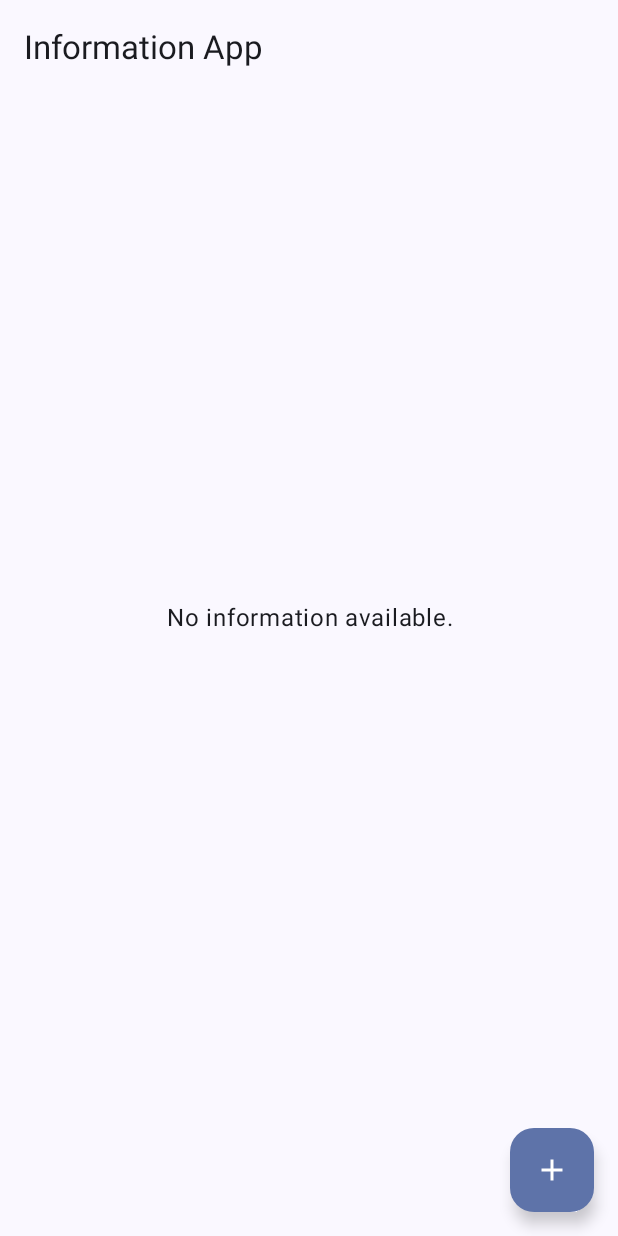
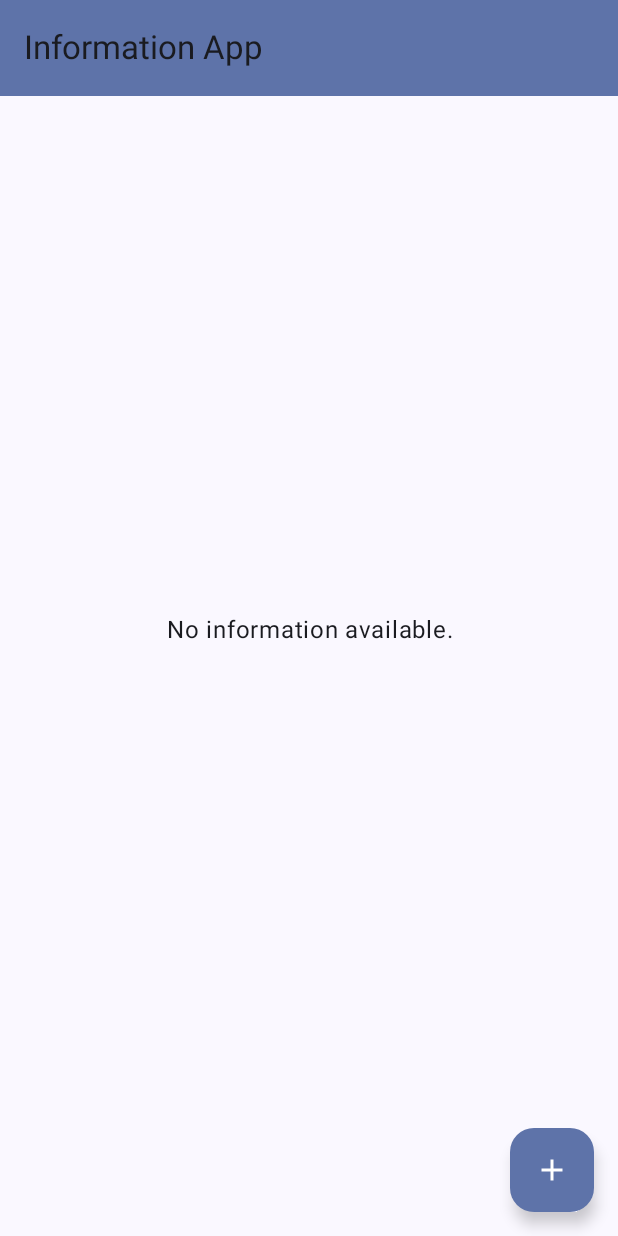
Before and after one commit to UKnow-IKnow/EkaCare-Assignment, an Android app built with Jetpack Compose: the screen it shows after launch (MainActivity), on a phone screen of 412 x 824 dp. Run offline under Robolectric (Android 15) with nearby library versions, the phone set to English and light mode, and no system bars; our stand-ins replace Room's generated code, livedata-compose.

Commit message:
change: small change in UI

```diff
--- a/app/src/main/java/com/example/ekacareassignment/ui/theme/screen/InformationScreen.kt
+++ b/app/src/main/java/com/example/ekacareassignment/ui/theme/screen/InformationScreen.kt
@@ -33,7 +33,10 @@ import androidx.compose.ui.Modifier
 import android.app.DatePickerDialog
 import android.os.Build
 import androidx.annotation.RequiresApi
+import androidx.compose.foundation.layout.Spacer
 import androidx.compose.foundation.layout.fillMaxSize
+import androidx.compose.foundation.layout.height
+import androidx.compose.material3.TopAppBarDefaults
 import androidx.compose.ui.Alignment
 import androidx.compose.ui.graphics.Color
 import androidx.compose.ui.platform.LocalContext
@@ -58,11 +61,13 @@ fun InformationScreen(viewModel: InformationViewModel) {
     Scaffold(topBar = {
         TopAppBar(
             title = { Text("Information App") },
+            colors = TopAppBarDefaults.topAppBarColors(MaterialTheme.colorScheme.primaryContainer)
         )
     }, floatingActionButton = {
         FloatingActionButton(onClick = { showDialog = true },
             content = { Icon(Icons.Default.Add, contentDescription = "Add") })
     }, content = { padding ->
+        Column(Modifier.padding(top = 16.dp)) {
             if (allInformation.isEmpty()) {
                 EmptyInformationText()
             } else {
@@ -73,6 +78,7 @@ fun InformationScreen(viewModel: InformationViewModel) {
                 ) {
                     items(allInformation) { info ->
                         InformationCard(info)
+                    }
                 }
             }
         }
```
Lines whose indentation alone changed are shown as unchanged.
